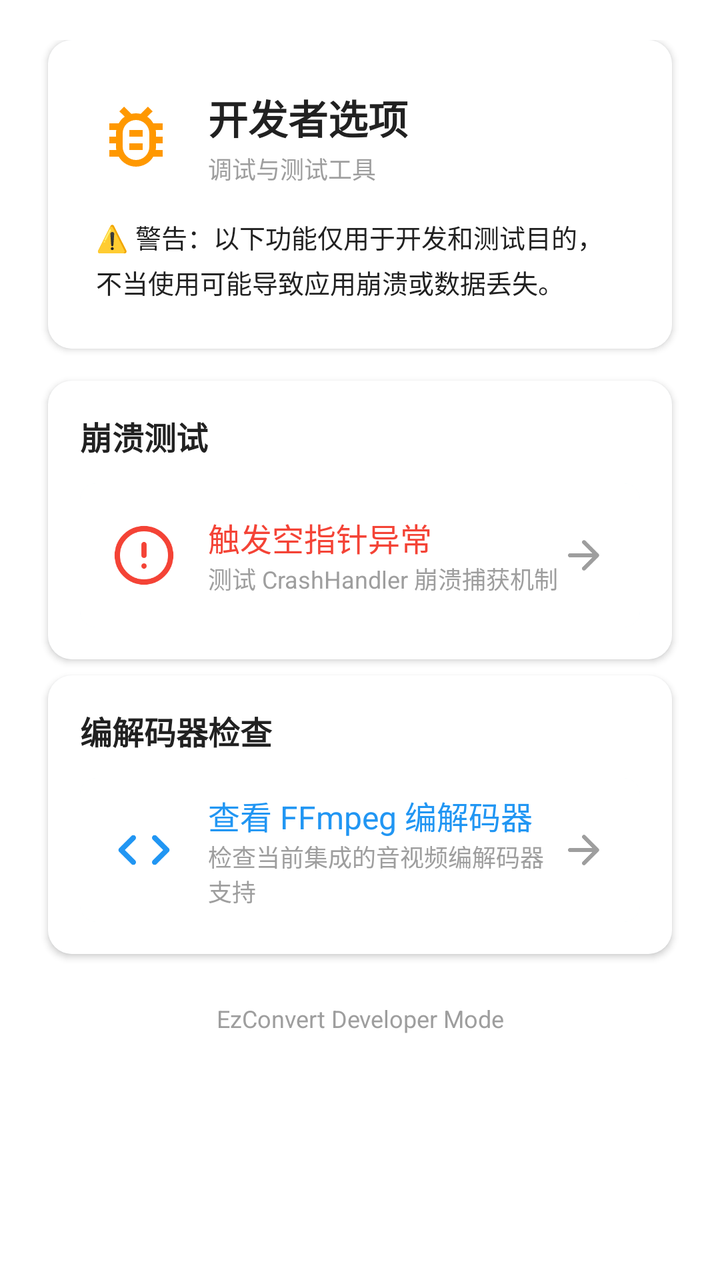
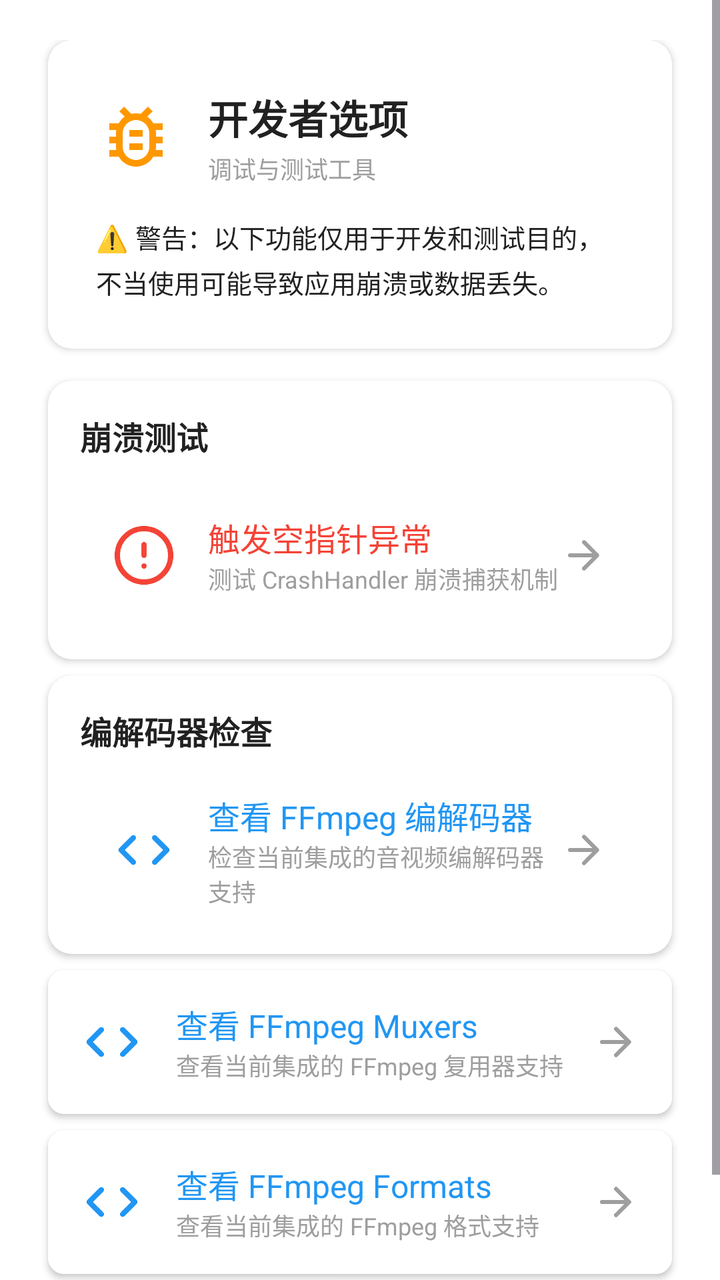

The first picture is an Android layout as it rendered before a commit; the second is the same layout after the commit. The layout source and the unified diff follow.
<!-- AndroidManifest.xml: application theme AppTheme -->
<!-- res/layout/activity_developer.xml -->
<?xml version="1.0" encoding="utf-8"?>
<ScrollView
     xmlns:android="http://schemas.android.com/apk/res/android"
     xmlns:app="http://schemas.android.com/apk/res-auto"
     android:layout_height="match_parent"
     android:layout_width="match_parent"
     android:background="?attr/colorSurfaceContainerLowest"
     android:fadeScrollbars="true">

    <LinearLayout
         android:layout_height="wrap_content"
         android:layout_width="match_parent"
         android:padding="20dp"
         android:orientation="vertical"
         android:id="@+id/scroll_content">

        <LinearLayout
             android:layout_height="wrap_content"
             android:layout_width="match_parent"
             android:orientation="vertical"
             android:id="@+id/title_container">

            <com.google.android.material.card.MaterialCardView
                 android:layout_height="wrap_content"
                 android:layout_width="match_parent"
                 android:layout_marginBottom="16dp"
                 app:cardMaxElevation="4dp"
                 app:rippleColor="@color/colorPrimary"
                 android:layout_marginHorizontal="4dp"
                 app:cardElevation="2dp"
                 app:strokeWidth="0dp"
                 app:cardBackgroundColor="?attr/colorSurface"
                 app:cardCornerRadius="12dp">

                <LinearLayout
                     android:layout_height="wrap_content"
                     android:layout_width="match_parent"
                     android:background="?attr/colorSurface"
                     android:padding="24dp"
                     android:orientation="vertical">

                    <LinearLayout
                         android:layout_height="wrap_content"
                         android:layout_width="match_parent"
                         android:gravity="center_vertical"
                         android:background="?attr/colorSurface"
                         android:orientation="horizontal">

                        <ImageView
                             android:layout_height="40dp"
                             android:layout_width="40dp"
                             android:layout_marginEnd="16dp"
                             android:src="@drawable/bug_outline"
                             android:tint="#FF9800" />

                        <LinearLayout
                             android:layout_height="wrap_content"
                             android:layout_width="0dp"
                             android:background="?attr/colorSurface"
                             android:orientation="vertical"
                             android:layout_weight="1">

                            <TextView
                                 android:layout_height="wrap_content"
                                 android:layout_width="wrap_content"
                                 android:textSize="20sp"
                                 android:textColor="@color/text_primary"
                                 android:text="开发者选项"
                                 android:textStyle="bold" />

                            <TextView
                                 android:layout_height="wrap_content"
                                 android:layout_width="wrap_content"
                                 android:textSize="12sp"
                                 android:textColor="@color/text_hint"
                                 android:layout_marginTop="2dp"
                                 android:text="调试与测试工具" />

                        </LinearLayout>

                    </LinearLayout>

                    <TextView
                         android:layout_height="wrap_content"
                         android:layout_width="match_parent"
                         android:textSize="13sp"
                         android:textColor="@color/text_primary"
                         android:layout_marginTop="16dp"
                         android:lineSpacingExtra="4dp"
                         android:text="⚠️ 警告：以下功能仅用于开发和测试目的，不当使用可能导致应用崩溃或数据丢失。" />

                </LinearLayout>

            </com.google.android.material.card.MaterialCardView>

            <com.google.android.material.card.MaterialCardView
                 android:layout_height="wrap_content"
                 android:layout_width="match_parent"
                 android:layout_marginBottom="8dp"
                 app:cardMaxElevation="4dp"
                 android:layout_marginHorizontal="4dp"
                 app:cardElevation="2dp"
                 app:strokeWidth="0dp"
                 app:cardBackgroundColor="?attr/colorSurface"
                 app:cardCornerRadius="12dp">

                <LinearLayout
                     android:layout_height="wrap_content"
                     android:layout_width="match_parent"
                     android:background="?attr/colorSurface"
                     android:padding="16dp"
                     android:orientation="vertical">

                    <TextView
                         android:layout_height="wrap_content"
                         android:layout_width="match_parent"
                         android:layout_marginBottom="12dp"
                         android:textSize="16sp"
                         android:textColor="@color/text_primary"
                         android:text="崩溃测试"
                         android:textStyle="bold" />

                    <com.google.android.material.card.MaterialCardView
                         android:layout_height="72dp"
                         android:layout_width="match_parent"
                         app:rippleColor="#1FF44336"
                         android:clickable="true"
                         app:cardElevation="0dp"
                         app:strokeWidth="0dp"
                         app:cardBackgroundColor="?attr/colorSurface"
                         app:cardCornerRadius="8dp"
                         android:focusable="true"
                         android:id="@+id/trigger_npe_item">

                        <LinearLayout
                             android:layout_height="match_parent"
                             android:layout_width="match_parent"
                             android:paddingEnd="16dp"
                             android:gravity="center_vertical"
                             android:background="?attr/colorSurface"
                             android:orientation="horizontal"
                             android:paddingStart="16dp">

                            <ImageView
                                 android:layout_height="32dp"
                                 android:layout_width="32dp"
                                 android:layout_marginEnd="16dp"
                                 android:src="@drawable/alert_circle"
                                 android:tint="#F44336" />

                            <LinearLayout
                                 android:layout_height="wrap_content"
                                 android:layout_width="0dp"
                                 android:background="?attr/colorSurface"
                                 android:orientation="vertical"
                                 android:layout_weight="1">

                                <TextView
                                     android:layout_height="wrap_content"
                                     android:layout_width="match_parent"
                                     android:textSize="16sp"
                                     android:textColor="#F44336"
                                     android:text="触发空指针异常" />

                                <TextView
                                     android:layout_height="wrap_content"
                                     android:layout_width="match_parent"
                                     android:textSize="12sp"
                                     android:textColor="@color/text_hint"
                                     android:text="测试 CrashHandler 崩溃捕获机制" />

                            </LinearLayout>

                            <ImageView
                                 android:layout_height="24dp"
                                 android:layout_width="24dp"
                                 android:src="@drawable/round_arrow_forward"
                                 android:tint="#9E9E9E" />

                        </LinearLayout>

                    </com.google.android.material.card.MaterialCardView>

                </LinearLayout>

            </com.google.android.material.card.MaterialCardView>

            <com.google.android.material.card.MaterialCardView
                 android:layout_height="wrap_content"
                 android:layout_width="match_parent"
                 android:layout_marginBottom="8dp"
                 app:cardMaxElevation="4dp"
                 android:layout_marginHorizontal="4dp"
                 app:cardElevation="2dp"
                 app:strokeWidth="0dp"
                 app:cardBackgroundColor="?attr/colorSurface"
                 app:cardCornerRadius="12dp">

                <LinearLayout
                     android:layout_height="wrap_content"
                     android:layout_width="match_parent"
                     android:background="?attr/colorSurface"
                     android:padding="16dp"
                     android:orientation="vertical">

                    <TextView
                         android:layout_height="wrap_content"
                         android:layout_width="match_parent"
                         android:layout_marginBottom="12dp"
                         android:textSize="16sp"
                         android:textColor="@color/text_primary"
                         android:text="编解码器检查"
                         android:textStyle="bold" />

                    <com.google.android.material.card.MaterialCardView
                         android:layout_height="72dp"
                         android:layout_width="match_parent"
                         app:rippleColor="#1F2196F3"
                         android:clickable="true"
                         app:cardElevation="0dp"
                         app:strokeWidth="0dp"
                         app:cardBackgroundColor="?attr/colorSurface"
                         app:cardCornerRadius="8dp"
                         android:focusable="true"
                         android:id="@+id/check_codecs_item">

                        <LinearLayout
                             android:layout_height="match_parent"
                             android:layout_width="match_parent"
                             android:paddingEnd="16dp"
                             android:gravity="center_vertical"
                             android:background="?attr/colorSurface"
                             android:orientation="horizontal"
                             android:paddingStart="16dp">

                            <ImageView
                                 android:layout_height="32dp"
                                 android:layout_width="32dp"
                                 android:layout_marginEnd="16dp"
                                 android:src="@drawable/round_code"
                                 android:tint="@color/colorPrimary" />

                            <LinearLayout
                                 android:layout_height="wrap_content"
                                 android:layout_width="0dp"
                                 android:background="?attr/colorSurface"
                                 android:orientation="vertical"
                                 android:layout_weight="1">

                                <TextView
                                     android:layout_height="wrap_content"
                                     android:layout_width="match_parent"
                                     android:textSize="16sp"
                                     android:textColor="@color/colorPrimary"
                                     android:text="查看 FFmpeg 编解码器" />

                                <TextView
                                     android:layout_height="wrap_content"
                                     android:layout_width="match_parent"
                                     android:textSize="12sp"
                                     android:textColor="@color/text_hint"
                                     android:text="检查当前集成的音视频编解码器支持" />

                            </LinearLayout>

                            <ImageView
                                 android:layout_height="24dp"
                                 android:layout_width="24dp"
                                 android:src="@drawable/round_arrow_forward"
                                 android:tint="#9E9E9E" />

                        </LinearLayout>

                    </com.google.android.material.card.MaterialCardView>

                </LinearLayout>

            </com.google.android.material.card.MaterialCardView>

            <TextView
                 android:layout_height="wrap_content"
                 android:layout_width="match_parent"
                 android:gravity="center"
                 android:textSize="12sp"
                 android:textColor="@color/text_hint"
                 android:layout_marginTop="16dp"
                 android:text="EzConvert Developer Mode" />

        </LinearLayout>

    </LinearLayout>

</ScrollView>
<!-- resources referenced by this layout -->
<resources>
  <color name="colorPrimary">#2196F3</color>
  <color name="text_hint">#9E9E9E</color>
  <color name="text_primary">#212121</color>
  <!-- drawable round_arrow_forward (drawable) -->
  <vector xmlns:android="http://schemas.android.com/apk/res/android"
      android:width="24dp"
      android:height="24dp"
      android:viewportWidth="24"
      android:viewportHeight="24"
      android:tint="#FF000000">
    <path
        android:fillColor="@android:color/white"
        android:pathData="M5,13h11.17l-4.88,4.88c-0.39,0.39 -0.39,1.03 0,1.42 0.39,0.39 1.02,0.39 1.41,0l6.59,-6.59c0.39,-0.39 0.39,-1.02 0,-1.41l-6.58,-6.6c-0.39,-0.39 -1.02,-0.39 -1.41,0 -0.39,0.39 -0.39,1.02 0,1.41L16.17,11H5c-0.55,0 -1,0.45 -1,1s0.45,1 1,1z"/>
  </vector>
  <!-- drawable round_code (drawable) -->
  <vector xmlns:android="http://schemas.android.com/apk/res/android"
      android:width="24dp"
      android:height="24dp"
      android:viewportWidth="24"
      android:viewportHeight="24"
      android:tint="#FF000000">
    <path
        android:fillColor="@android:color/white"
        android:pathData="M8.7,15.9L4.8,12l3.9,-3.9c0.39,-0.39 0.39,-1.01 0,-1.4 -0.39,-0.39 -1.01,-0.39 -1.4,0l-4.59,4.59c-0.39,0.39 -0.39,1.02 0,1.41l4.59,4.6c0.39,0.39 1.01,0.39 1.4,0 0.39,-0.39 0.39,-1.01 0,-1.4zM15.3,15.9l3.9,-3.9 -3.9,-3.9c-0.39,-0.39 -0.39,-1.01 0,-1.4 0.39,-0.39 1.01,-0.39 1.4,0l4.59,4.59c0.39,0.39 0.39,1.02 0,1.41l-4.59,4.6c-0.39,0.39 -1.01,0.39 -1.4,0 -0.39,-0.39 -0.39,-1.01 0,-1.4z"/>
  </vector>
  <style name="AppTheme" parent="Base.AppTheme">
      <item name="android:windowFullscreen">false</item>
      <item name="android:statusBarColor">@android:color/transparent</item>
      <item name="android:navigationBarColor">@android:color/transparent</item>
      <item name="android:windowLayoutInDisplayCutoutMode">shortEdges</item>
      <item name="android:buttonTint">@null</item>
      <item name="buttonTint">@null</item>
    </style>
  <color name="colorPrimaryContainer">#90CAF9</color>
  <color name="colorOnPrimaryContainer">#2196F3</color>
  <color name="border_medium">#BDBDBD</color>
  <style name="Widget.App.MaterialSwitch" parent="Widget.Material3.CompoundButton.MaterialSwitch">
  
    </style>
  <style name="ShapeAppearance.SmallComponent" parent="ShapeAppearance.Material3.SmallComponent">
      <item name="cornerFamily">rounded</item>
      <item name="cornerSize">8dp</item>
    </style>
  <style name="ShapeAppearance.MediumComponent" parent="ShapeAppearance.Material3.MediumComponent">
      <item name="cornerFamily">rounded</item>
      <item name="cornerSize">12dp</item>
    </style>
  <style name="ShapeAppearance.LargeComponent" parent="ShapeAppearance.Material3.LargeComponent">
      <item name="cornerFamily">rounded</item>
      <item name="cornerSize">16dp</item>
    </style>
  <style name="Widget.App.Button" parent="Widget.Material3.Button">
      <item name="android:insetTop">0dp</item>
      <item name="android:insetBottom">0dp</item>
      <item name="cornerRadius">12dp</item>
    </style>
  <style name="WindowAnimationTransition">
      <item name="android:windowEnterAnimation">@anim/slide_in_right</item>
      <item name="android:windowExitAnimation">@anim/slide_out_left</item>
      <item name="android:windowAllowEnterTransitionOverlap">true</item>
      <item name="android:windowAllowReturnTransitionOverlap">true</item>
    </style>
  <style name="ThemeOverlay.App.MaterialAlertDialog" parent="ThemeOverlay.Material3.MaterialAlertDialog">
      <item name="android:background">@android:color/white</item>
    </style>
  <color name="colorPrimaryLight">#64B5F6</color>
  <!-- unchanged entries left out for length: 3 -->
</resources>

<!-- the commit's change to res/layout/activity_developer.xml (unified diff, before → after) -->
@@ -277,6 +277,132 @@
 
             </com.google.android.material.card.MaterialCardView>
 
+            <com.google.android.material.card.MaterialCardView
+                 android:layout_height="72dp"
+                 android:layout_width="match_parent"
+                 android:layout_marginBottom="8dp"
+                 android:layout_marginHorizontal="4dp"
+                 app:rippleColor="#1F2196F3"
+                 android:clickable="true"
+                 app:cardElevation="2dp"
+                 app:strokeWidth="0dp"
+                 app:cardBackgroundColor="?attr/colorSurface"
+                 app:cardCornerRadius="8dp"
+                 android:focusable="true"
+                 android:id="@+id/check_muxers_item">
+
+                <LinearLayout
+                     android:layout_height="match_parent"
+                     android:layout_width="match_parent"
+                     android:paddingEnd="16dp"
+                     android:gravity="center_vertical"
+                     android:background="?attr/colorSurface"
+                     android:orientation="horizontal"
+                     android:paddingStart="16dp">
+
+                    <ImageView
+                         android:layout_height="32dp"
+                         android:layout_width="32dp"
+                         android:layout_marginEnd="16dp"
+                         android:src="@drawable/round_code"
+                         android:tint="@color/colorPrimary" />
+
+                    <LinearLayout
+                         android:layout_height="wrap_content"
+                         android:layout_width="0dp"
+                         android:background="?attr/colorSurface"
+                         android:orientation="vertical"
+                         android:layout_weight="1">
+
+                        <TextView
+                             android:layout_height="wrap_content"
+                             android:layout_width="match_parent"
+                             android:textSize="16sp"
+                             android:textColor="@color/colorPrimary"
+                             android:text="查看 FFmpeg Muxers" />
+
+                        <TextView
+                             android:layout_height="wrap_content"
+                             android:layout_width="match_parent"
+                             android:textSize="12sp"
+                             android:textColor="@color/text_hint"
+                             android:text="查看当前集成的 FFmpeg 复用器支持" />
+
+                    </LinearLayout>
+
+                    <ImageView
+                         android:layout_height="24dp"
+                         android:layout_width="24dp"
+                         android:src="@drawable/round_arrow_forward"
+                         android:tint="#9E9E9E" />
+
+                </LinearLayout>
+
+            </com.google.android.material.card.MaterialCardView>
+
+            <com.google.android.material.card.MaterialCardView
+                 android:layout_height="72dp"
+                 android:layout_width="match_parent"
+                 android:layout_marginBottom="8dp"
+                 android:layout_marginHorizontal="4dp"
+                 app:rippleColor="#1F2196F3"
+                 android:clickable="true"
+                 app:cardElevation="2dp"
+                 app:strokeWidth="0dp"
+                 app:cardBackgroundColor="?attr/colorSurface"
+                 app:cardCornerRadius="8dp"
+                 android:focusable="true"
+                 android:id="@+id/check_formats_item">
+
+                <LinearLayout
+                     android:layout_height="match_parent"
+                     android:layout_width="match_parent"
+                     android:paddingEnd="16dp"
+                     android:gravity="center_vertical"
+                     android:background="?attr/colorSurface"
+                     android:orientation="horizontal"
+                     android:paddingStart="16dp">
+
+                    <ImageView
+                         android:layout_height="32dp"
+                         android:layout_width="32dp"
+                         android:layout_marginEnd="16dp"
+                         android:src="@drawable/round_code"
+                         android:tint="@color/colorPrimary" />
+
+                    <LinearLayout
+                         android:layout_height="wrap_content"
+                         android:layout_width="0dp"
+                         android:background="?attr/colorSurface"
+                         android:orientation="vertical"
+                         android:layout_weight="1">
+
+                        <TextView
+                             android:layout_height="wrap_content"
+                             android:layout_width="match_parent"
+                             android:textSize="16sp"
+                             android:textColor="@color/colorPrimary"
+                             android:text="查看 FFmpeg Formats" />
+
+                        <TextView
+                             android:layout_height="wrap_content"
+                             android:layout_width="match_parent"
+                             android:textSize="12sp"
+                             android:textColor="@color/text_hint"
+                             android:text="查看当前集成的 FFmpeg 格式支持" />
+
+                    </LinearLayout>
+
+                    <ImageView
+                         android:layout_height="24dp"
+                         android:layout_width="24dp"
+                         android:src="@drawable/round_arrow_forward"
+                         android:tint="#9E9E9E" />
+
+                </LinearLayout>
+
+            </com.google.android.material.card.MaterialCardView>
+
             <TextView
                  android:layout_height="wrap_content"
                  android:layout_width="match_parent"
